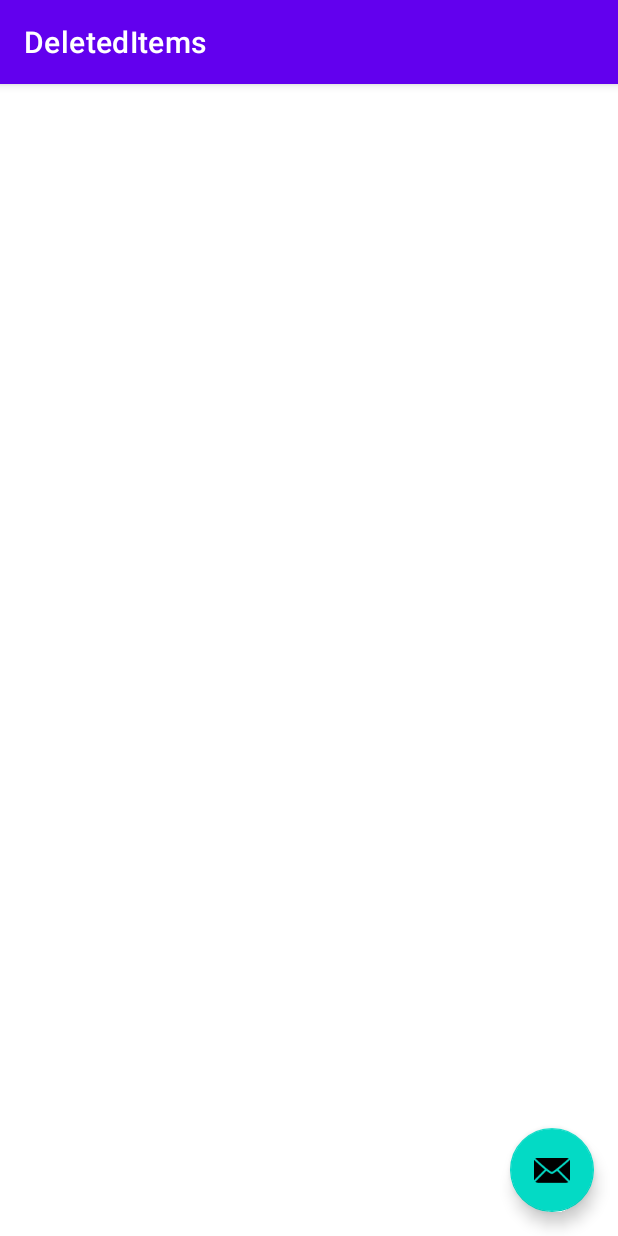
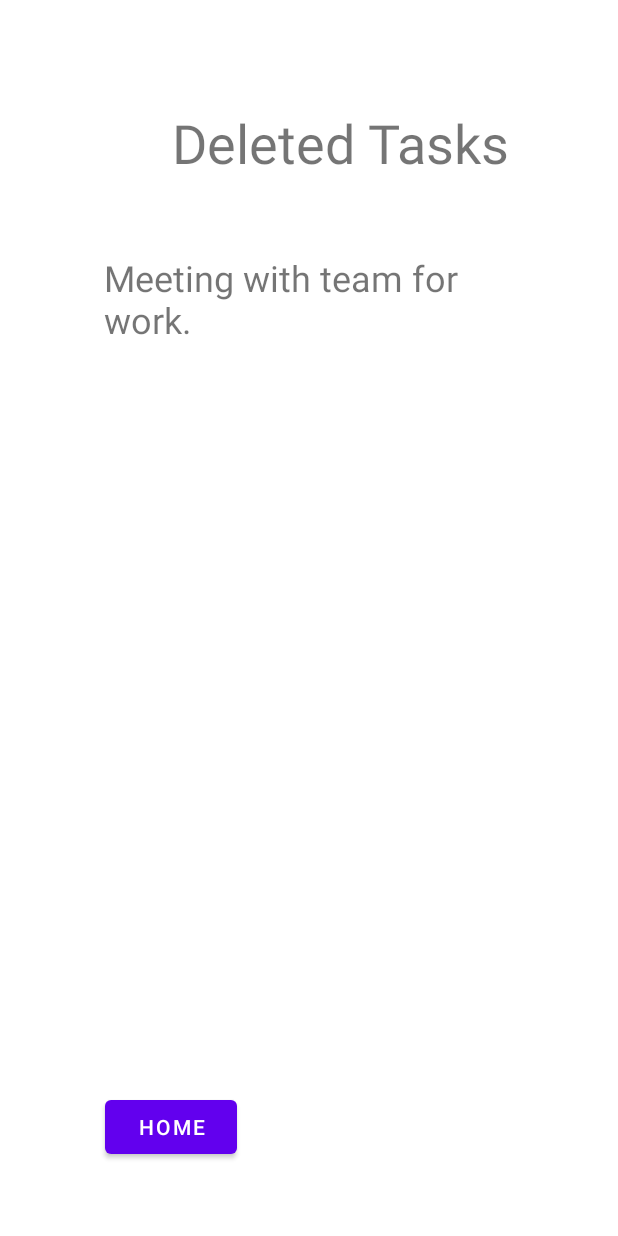
Before and after one commit to eliset2973/Schedule4U, an Android app: the DeletedItems screen opened directly, with no data from a screen before it, on a phone screen of 412 x 824 dp. Run offline under Robolectric (Android 15) with nearby library versions, the phone set to English and light mode, and no system bars; 1 statement that could not run was skipped.

Commit message:
Crude framework for deleted items page: without any real data

```diff
--- a/Schedule4U/app/src/main/java/com/example/schedule4u/DeletedItems.java
+++ b/Schedule4U/app/src/main/java/com/example/schedule4u/DeletedItems.java
@@ -1,6 +1,7 @@
 
 package com.example.schedule4u;
 
+import android.content.Intent;
 import android.os.Bundle;
 
 import com.google.android.material.floatingactionbutton.FloatingActionButton;
@@ -10,6 +11,7 @@ import androidx.appcompat.app.AppCompatActivity;
 import androidx.appcompat.widget.Toolbar;
 
 import android.view.View;
+import android.widget.Button;
 
 public class DeletedItems extends AppCompatActivity {
 
@@ -28,5 +30,17 @@ public class DeletedItems extends AppCompatActivity {
                         .setAction("Action", null).show();
             }
         });
+
+        //for some reason I'm having trouble linking the button to the proper page.
+        //when you link it to a page like the ToDos or something, it works fine. But not
+        //for the class that I just created
+        Button homeFromDelete = (Button) findViewById(R.id.button8);
+        homeFromDelete.setOnClickListener(new View.OnClickListener() {
+            public void onClick(View view) {
+                Intent myIntent = new Intent(view.getContext(), MainActivity.class);
+                startActivityForResult(myIntent, 0);
+            }
+
+        });
     }
 }
--- a/Schedule4U/app/src/main/res/layout/activity_deleted_items.xml
+++ b/Schedule4U/app/src/main/res/layout/activity_deleted_items.xml
@@ -6,28 +6,48 @@
     android:layout_height="match_parent"
     tools:context=".DeletedItems">
 
-    <com.google.android.material.appbar.AppBarLayout
+    <androidx.constraintlayout.widget.ConstraintLayout
         android:layout_width="match_parent"
-        android:layout_height="wrap_content"
-        android:theme="@style/Theme.Schedule4U.AppBarOverlay">
+        android:layout_height="match_parent">
 
-        <androidx.appcompat.widget.Toolbar
-            android:id="@+id/toolbar"
-            android:layout_width="match_parent"
-            android:layout_height="?attr/actionBarSize"
-            android:background="?attr/colorPrimary"
-            app:popupTheme="@style/Theme.Schedule4U.PopupOverlay" />
+        <TextView
+            android:id="@+id/textView22"
+            android:layout_width="272dp"
+            android:layout_height="64dp"
+            android:text="     Deleted Tasks"
+            android:gravity="center"
+            android:textSize="36sp"
+            app:layout_constraintBottom_toBottomOf="parent"
+            app:layout_constraintEnd_toEndOf="parent"
+            app:layout_constraintHorizontal_bias="0.496"
+            app:layout_constraintStart_toStartOf="parent"
+            app:layout_constraintTop_toTopOf="parent"
+            app:layout_constraintVertical_bias="0.083" />
 
-    </com.google.android.material.appbar.AppBarLayout>
+        <TextView
+            android:id="@+id/textView23"
+            android:layout_width="272dp"
+            android:layout_height="85dp"
+            android:text="Meeting with team for work."
+            android:textSize="24sp"
+            app:layout_constraintBottom_toBottomOf="parent"
+            app:layout_constraintEnd_toEndOf="parent"
+            app:layout_constraintHorizontal_bias="0.496"
+            app:layout_constraintStart_toStartOf="parent"
+            app:layout_constraintTop_toBottomOf="@+id/textView22"
+            app:layout_constraintVertical_bias="0.068" />
 
-    <include layout="@layout/content_deleted_items" />
-
-    <com.google.android.material.floatingactionbutton.FloatingActionButton
-        android:id="@+id/fab"
-        android:layout_width="wrap_content"
-        android:layout_height="wrap_content"
-        android:layout_gravity="bottom|end"
-        android:layout_margin="@dimen/fab_margin"
-        app:srcCompat="@android:drawable/ic_dialog_email" />
+        <Button
+            android:id="@+id/button8"
+            android:layout_width="wrap_content"
+            android:layout_height="wrap_content"
+            android:text="Home"
+            app:layout_constraintBottom_toBottomOf="parent"
+            app:layout_constraintEnd_toEndOf="parent"
+            app:layout_constraintHorizontal_bias="0.216"
+            app:layout_constraintStart_toStartOf="parent"
+            app:layout_constraintTop_toBottomOf="@+id/textView23"
+            app:layout_constraintVertical_bias="0.907" />
+    </androidx.constraintlayout.widget.ConstraintLayout>
 
 </androidx.coordinatorlayout.widget.CoordinatorLayout>
--- a/Schedule4U/app/src/main/res/layout/activity_main.xml
+++ b/Schedule4U/app/src/main/res/layout/activity_main.xml
@@ -31,6 +31,7 @@
         android:text="Productivity Score"
         app:layout_constraintBottom_toBottomOf="parent"
         app:layout_constraintEnd_toEndOf="parent"
+        app:layout_constraintHorizontal_bias="0.0"
         app:layout_constraintStart_toStartOf="parent"
         app:layout_constraintTop_toBottomOf="@+id/button4" />
 
```
Also changed, not shown: Schedule4U/app/src/main/java/com/example/schedule4u/MainActivity.java (+10 -0 lines).
